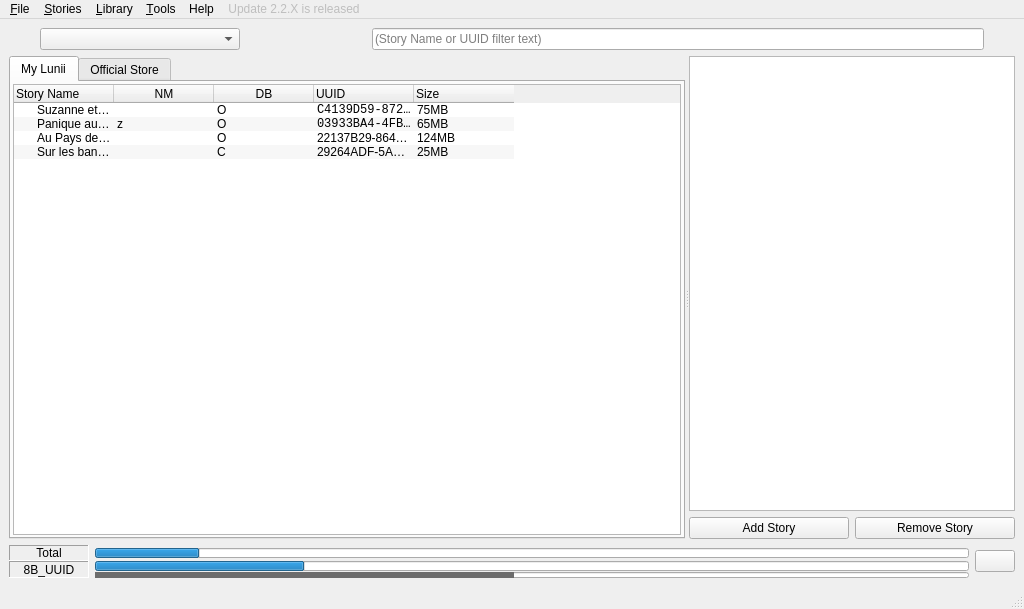
Qt form pkg/ui/main.ui (o-daneel/Lunii.QT) before a commit.
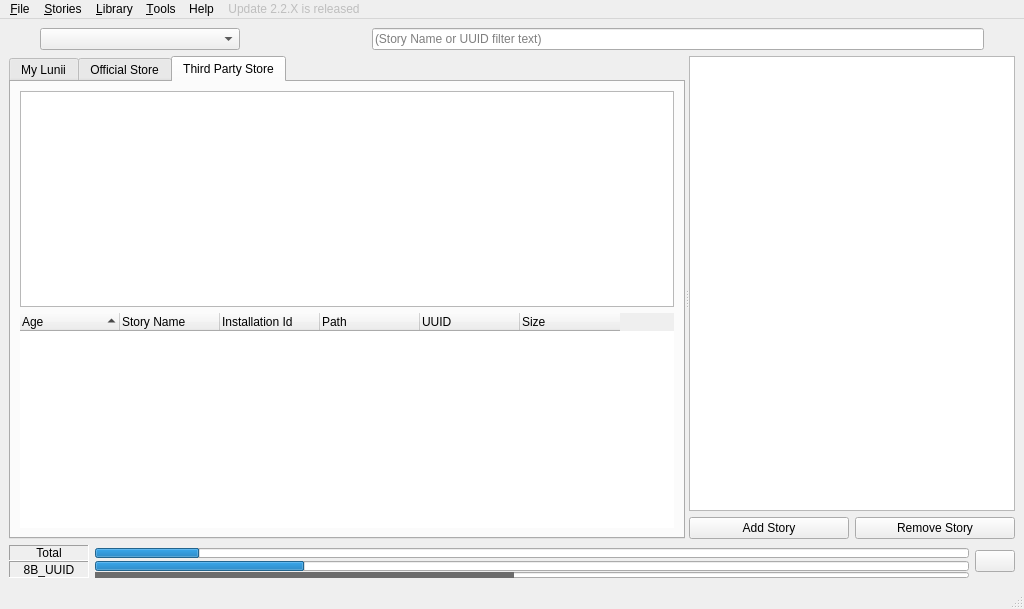
The same form after that commit. The open tabs and pages were chosen to show the change. Icons and pictures are not drawn.

Commit message: Adding third party stories tab

What changed in the file:
```diff
--- a/pkg/ui/main.ui
+++ b/pkg/ui/main.ui
@@ -547,6 +547,144 @@
          </item>
         </layout>
        </widget>
+       <widget class="QWidget" name="tabThirdPartyStories">
+        <attribute name="title">
+         <string>Third Party Store</string>
+        </attribute>
+        <layout class="QVBoxLayout" name="verticalLayout_tabThirdPartyStories">
+         <item>
+          <widget class="QListView" name="list_stories_third_party">
+           <property name="enabled">
+            <bool>true</bool>
+           </property>
+           <property name="minimumSize">
+            <size>
+             <width>600</width>
+             <height>200</height>
+            </size>
+           </property>
+           <property name="editTriggers">
+            <set>QAbstractItemView::EditTrigger::NoEditTriggers</set>
+           </property>
+           <property name="showDropIndicator" stdset="0">
+            <bool>false</bool>
+           </property>
+           <property name="dragDropMode">
+            <enum>QAbstractItemView::DragDropMode::NoDragDrop</enum>
+           </property>
+           <property name="defaultDropAction">
+            <enum>Qt::DropAction::IgnoreAction</enum>
+           </property>
+           <property name="wordWrap">
+            <bool>true</bool>
+           </property>
+          </widget>
+         </item>
+         <item>
+          <widget class="QTreeWidget" name="tree_stories_third_party">
+           <property name="sizePolicy">
+            <sizepolicy hsizetype="Expanding" vsizetype="Expanding">
+             <horstretch>0</horstretch>
+             <verstretch>0</verstretch>
+            </sizepolicy>
+           </property>
+           <property name="minimumSize">
+            <size>
+             <width>600</width>
+             <height>200</height>
+            </size>
+           </property>
+           <property name="frameShape">
+            <enum>QFrame::Shape::NoFrame</enum>
+           </property>
+           <property name="horizontalScrollBarPolicy">
+            <enum>Qt::ScrollBarPolicy::ScrollBarAsNeeded</enum>
+           </property>
+           <property name="sizeAdjustPolicy">
+            <enum>QAbstractScrollArea::SizeAdjustPolicy::AdjustToContents</enum>
+           </property>
+           <property name="editTriggers">
+            <set>QAbstractItemView::EditTrigger::AllEditTriggers</set>
+           </property>
+           <property name="showDropIndicator" stdset="0">
+            <bool>false</bool>
+           </property>
+           <property name="dragEnabled">
+            <bool>false</bool>
+           </property>
+           <property name="dragDropMode">
+            <enum>QAbstractItemView::DragDropMode::NoDragDrop</enum>
+           </property>
+           <property name="defaultDropAction">
+            <enum>Qt::DropAction::IgnoreAction</enum>
+           </property>
+           <property name="alternatingRowColors">
+            <bool>true</bool>
+           </property>
+           <property name="selectionMode">
+            <enum>QAbstractItemView::SelectionMode::SingleSelection</enum>
+           </property>
+           <property name="indentation">
+            <number>20</number>
+           </property>
+           <property name="rootIsDecorated">
+            <bool>true</bool>
+           </property>
+           <property name="itemsExpandable">
+            <bool>false</bool>
+           </property>
+           <property name="sortingEnabled">
+            <bool>true</bool>
+           </property>
+           <property name="allColumnsShowFocus">
+            <bool>true</bool>
+           </property>
+           <property name="expandsOnDoubleClick">
+            <bool>false</bool>
+           </property>
+           <property name="supportedDragActions">
+            <set>Qt::DropAction::IgnoreAction</set>
+           </property>
+           <attribute name="headerStretchLastSection">
+            <bool>false</bool>
+           </attribute>
+           <column>
+            <property name="text">
+             <string>Age</string>
+            </property>
+            <property name="textAlignment">
+             <set>AlignLeading|AlignVCenter</set>
+            </property>
+           </column>
+           <column>
+            <property name="text">
+             <string>Story Name</string>
+            </property>
+           </column>
+           <column>
+            <property name="text">
+             <string>Installation Id</string>
+            </property>
+           </column>
+           <column>
+            <property name="text">
+             <string>Path</string>
+            </property>
+           </column>
+           <column>
+            <property name="text">
+             <string notr="true">UUID</string>
+            </property>
+           </column>
+           <column>
+            <property name="text">
+             <string>Size</string>
+            </property>
+           </column>
+          </widget>
+         </item>
+        </layout>
+       </widget>
       </widget>
       <widget class="QWidget" name="layoutWidget_story_details">
        <property name="sizePolicy">
```
Left out of the diff: 23 changed lines with no effect on the pictures. The commit also changes 2 other files.
